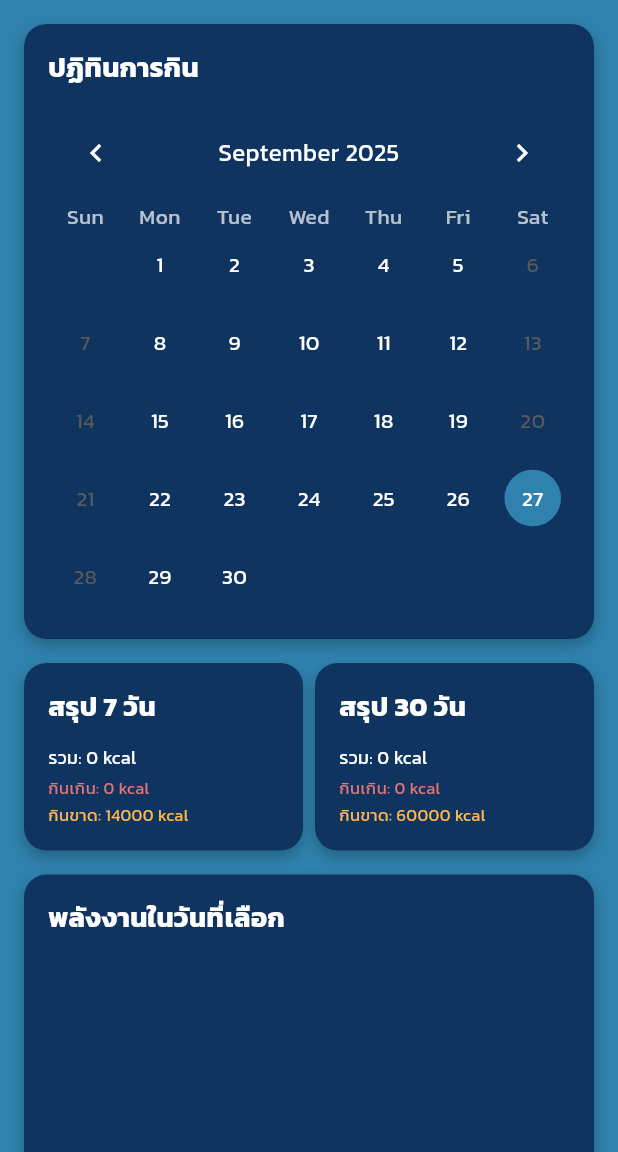
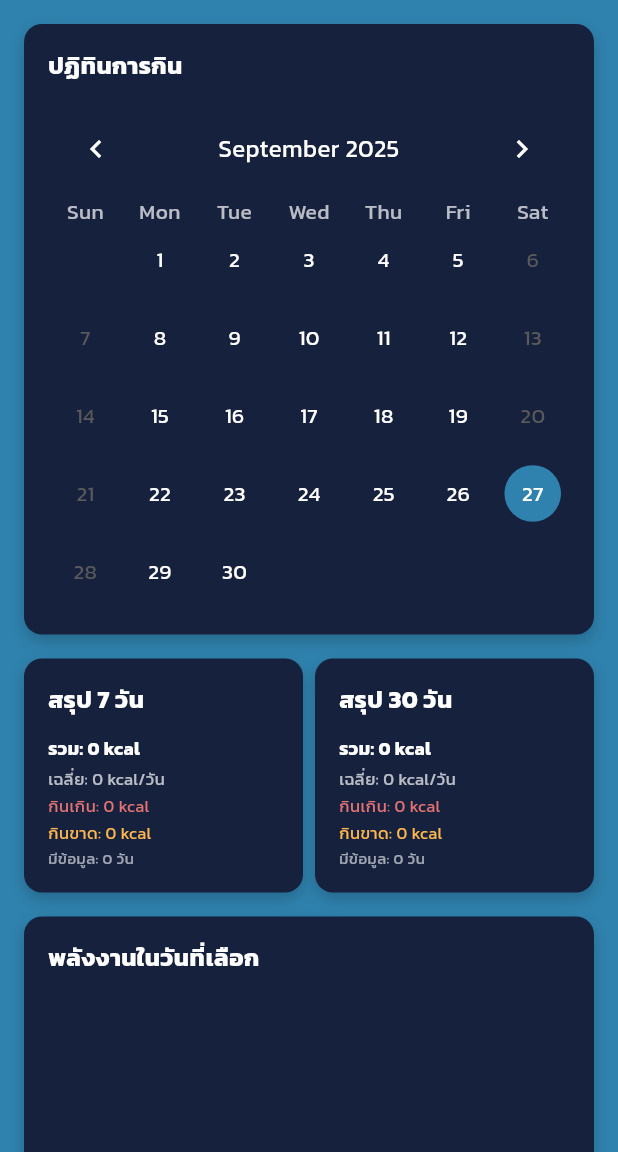
Before and after one commit to SkyDevF/KinrooV2, a Flutter app: the FoodHistoryScreen screen opened directly, on a phone screen of 412 x 824 dp, the part 84-1236 px from its top. Run offline on Flutter 3.47's test engine with Material 3 defaults, Android fonts, the phone set to English and light mode, and no system bars; drawn by our look-alikes of fl_chart, table_calendar; our stand-ins replace cloud_firestore, crystal_navigation_bar, firebase_auth, firebase_core, flutter_riverpod, google_sign_in and 3 more; missing offline and left inert: tflite_flutter; accounts and stored records are empty.

Commit message:
แก้ค่าเฉลี่ยประวัติการกิน

```diff
--- a/lib/screens/food_history_screen.dart
+++ b/lib/screens/food_history_screen.dart
@@ -130,19 +130,33 @@ final dailyNutritionProvider = Provider.family<DailyNutrition, DateTime>((
   );
 });
 
-final weeklyNutritionProvider = FutureProvider<Map<String, int>>((ref) async {
+// ปรับปรุง Weekly Nutrition Provider ให้ใช้งานได้จริง
+final weeklyNutritionProvider = FutureProvider.autoDispose<Map<String, int>>((
+  ref,
+) async {
   final user = FirebaseAuth.instance.currentUser;
   if (user == null) {
-    return {'totalCalories': 0, 'overCalories': 0, 'underCalories': 0};
+    return {
+      'totalCalories': 0,
+      'overCalories': 0,
+      'underCalories': 0,
+      'avgCalories': 0,
+      'daysWithData': 0,
+    };
   }
 
   final userProfile = ref.watch(userProfileProvider).value;
   final targetCalories = userProfile?.dailyCalories ?? 2000;
 
   final today = DateTime.now();
-  final startDate = today.subtract(const Duration(days: 6)); // 7 วันรวมวันนี้
+  final startDate = DateTime(
+    today.year,
+    today.month,
+    today.day,
+  ).subtract(const Duration(days: 6));
   final endDate = DateTime(today.year, today.month, today.day, 23, 59, 59);
 
+  try {
     final snapshot = await FirebaseFirestore.instance
         .collection('users')
         .doc(user.uid)
@@ -156,54 +170,89 @@ final weeklyNutritionProvider = FutureProvider<Map<String, int>>((ref) async {
     for (var doc in snapshot.docs) {
       final food = FoodHistoryItem.fromFirestore(doc.id, doc.data());
       final dateKey =
-        '${food.timestamp.year}-${food.timestamp.month}-${food.timestamp.day}';
+          '${food.timestamp.year}-${food.timestamp.month.toString().padLeft(2, '0')}-${food.timestamp.day.toString().padLeft(2, '0')}';
       dailyFoods[dateKey] = (dailyFoods[dateKey] ?? [])..add(food);
     }
 
     int totalCalories = 0;
     int totalOverCalories = 0;
     int totalUnderCalories = 0;
+    int daysWithData = 0;
 
-  // คำนวณสำหรับแต่ละวัน
+    // คำนวณสำหรับแต่ละวัน (7 วันย้อนหลัง)
     for (int i = 0; i < 7; i++) {
       final date = today.subtract(Duration(days: i));
-    final dateKey = '${date.year}-${date.month}-${date.day}';
+      final dateKey =
+          '${date.year}-${date.month.toString().padLeft(2, '0')}-${date.day.toString().padLeft(2, '0')}';
       final dayFoods = dailyFoods[dateKey] ?? [];
 
       final dayCalories = dayFoods.fold(
         0,
         (total, food) => total + food.calories,
       );
+
+      if (dayFoods.isNotEmpty) {
+        daysWithData++;
+      }
+
       totalCalories += dayCalories;
 
       final difference = dayCalories - targetCalories;
       if (difference > 0) {
         totalOverCalories += difference;
-    } else if (difference < 0) {
+      } else if (difference < 0 && dayFoods.isNotEmpty) {
         totalUnderCalories += difference.abs();
       }
     }
+
+    final avgCalories = daysWithData > 0 ? (totalCalories / 7).round() : 0;
 
     return {
       'totalCalories': totalCalories,
       'overCalories': totalOverCalories,
       'underCalories': totalUnderCalories,
+      'avgCalories': avgCalories,
+      'daysWithData': daysWithData,
     };
+  } catch (e) {
+    print('Error in weeklyNutritionProvider: $e');
+    return {
+      'totalCalories': 0,
+      'overCalories': 0,
+      'underCalories': 0,
+      'avgCalories': 0,
+      'daysWithData': 0,
+    };
+  }
 });
 
-final monthlyNutritionProvider = FutureProvider<Map<String, int>>((ref) async {
+// ปรับปรุง Monthly Nutrition Provider ให้ใช้งานได้จริง
+final monthlyNutritionProvider = FutureProvider.autoDispose<Map<String, int>>((
+  ref,
+) async {
   final user = FirebaseAuth.instance.currentUser;
   if (user == null) {
-    return {'totalCalories': 0, 'overCalories': 0, 'underCalories': 0};
+    return {
+      'totalCalories': 0,
+      'overCalories': 0,
+      'underCalories': 0,
+      'avgCalories': 0,
+      'daysWithData': 0,
+    };
   }
 
   final userProfile = ref.watch(userProfileProvider).value;
   final targetCalories = userProfile?.dailyCalories ?? 2000;
 
   final today = DateTime.now();
-  final startDate = today.subtract(const Duration(days: 29)); // 30 วันรวมวันนี้
+  final startDate = DateTime(
+    today.year,
+    today.month,
+    today.day,
+  ).subtract(const Duration(days: 29));
   final endDate = DateTime(today.year, today.month, today.day, 23, 59, 59);
 
+  try {
     final snapshot = await FirebaseFirestore.instance
         .collection('users')
         .doc(user.uid)
@@ -217,39 +266,60 @@ final monthlyNutritionProvider = FutureProvider<Map<String, int>>((ref) async {
     for (var doc in snapshot.docs) {
       final food = FoodHistoryItem.fromFirestore(doc.id, doc.data());
       final dateKey =
-        '${food.timestamp.year}-${food.timestamp.month}-${food.timestamp.day}';
+          '${food.timestamp.year}-${food.timestamp.month.toString().padLeft(2, '0')}-${food.timestamp.day.toString().padLeft(2, '0')}';
       dailyFoods[dateKey] = (dailyFoods[dateKey] ?? [])..add(food);
     }
 
     int totalCalories = 0;
     int totalOverCalories = 0;
     int totalUnderCalories = 0;
+    int daysWithData = 0;
 
-  // คำนวณสำหรับแต่ละวัน
+    // คำนวณสำหรับแต่ละวัน (30 วันย้อนหลัง)
     for (int i = 0; i < 30; i++) {
       final date = today.subtract(Duration(days: i));
-    final dateKey = '${date.year}-${date.month}-${date.day}';
+      final dateKey =
+          '${date.year}-${date.month.toString().padLeft(2, '0')}-${date.day.toString().padLeft(2, '0')}';
       final dayFoods = dailyFoods[dateKey] ?? [];
 
       final dayCalories = dayFoods.fold(
         0,
         (total, food) => total + food.calories,
       );
+
+      if (dayFoods.isNotEmpty) {
+        daysWithData++;
+      }
+
       totalCalories += dayCalories;
 
       final difference = dayCalories - targetCalories;
       if (difference > 0) {
         totalOverCalories += difference;
-    } else if (difference < 0) {
+      } else if (difference < 0 && dayFoods.isNotEmpty) {
         totalUnderCalories += difference.abs();
       }
     }
+
+    final avgCalories = daysWithData > 0 ? (totalCalories / 30).round() : 0;
 
     return {
       'totalCalories': totalCalories,
       'overCalories': totalOverCalories,
       'underCalories': totalUnderCalories,
+      'avgCalories': avgCalories,
+      'daysWithData': daysWithData,
     };
+  } catch (e) {
+    print('Error in monthlyNutritionProvider: $e');
+    return {
+      'totalCalories': 0,
+      'overCalories': 0,
+      'underCalories': 0,
+      'avgCalories': 0,
+      'daysWithData': 0,
+    };
+  }
 });
 
 class FoodHistoryScreen extends ConsumerStatefulWidget {
@@ -276,8 +346,10 @@ class _FoodHistoryScreenState extends ConsumerState<FoodHistoryScreen> {
           .doc(foodId)
           .delete();
 
-      // Refresh the food provider to update the UI
+      // Refresh providers to update the UI
       ref.invalidate(foodHistoryForDateProvider);
+      ref.invalidate(weeklyNutritionProvider);
+      ref.invalidate(monthlyNutritionProvider);
 
       if (mounted) {
         ScaffoldMessenger.of(context).showSnackBar(
@@ -310,7 +382,15 @@ class _FoodHistoryScreenState extends ConsumerState<FoodHistoryScreen> {
     return Scaffold(
       backgroundColor: const Color.fromARGB(255, 47, 130, 174),
       appBar: _buildAppBar(),
-      body: SingleChildScrollView(
+      body: RefreshIndicator(
+        onRefresh: () async {
+          // Refresh all providers when user pulls to refresh
+          ref.invalidate(weeklyNutritionProvider);
+          ref.invalidate(monthlyNutritionProvider);
+          ref.invalidate(foodHistoryForDateProvider);
+        },
+        child: SingleChildScrollView(
+          physics: const AlwaysScrollableScrollPhysics(),
           padding: const EdgeInsets.all(16),
           child: Column(
             children: [
@@ -358,12 +438,14 @@ class _FoodHistoryScreenState extends ConsumerState<FoodHistoryScreen> {
                 title: 'รายการอาหารที่บันทึกสำหรับวันที่เลือก',
                 child: foodHistory.when(
                   data: (foods) => _buildFoodListInMainScreen(foods),
-                loading: () => const Center(child: CircularProgressIndicator()),
+                  loading: () =>
+                      const Center(child: CircularProgressIndicator()),
                   error: (error, stack) =>
                       Center(child: Text('เกิดข้อผิดพลาด: $error')),
                 ),
               ),
             ],
+          ),
         ),
       ),
     );
@@ -379,6 +461,7 @@ class _FoodHistoryScreenState extends ConsumerState<FoodHistoryScreen> {
     );
   }
 
+  // ปรับปรุงการแสดงผลสรุป 7 วัน และ 30 วัน
   Widget _buildNutritionSummaryCards(
     AsyncValue<Map<String, int>> weeklyNutritionAsync,
     AsyncValue<Map<String, int>> monthlyNutritionAsync,
@@ -392,11 +475,16 @@ class _FoodHistoryScreenState extends ConsumerState<FoodHistoryScreen> {
               totalCalories: weeklyNutrition['totalCalories'] ?? 0,
               overCalories: weeklyNutrition['overCalories'] ?? 0,
               underCalories: weeklyNutrition['underCalories'] ?? 0,
+              avgCalories: weeklyNutrition['avgCalories'] ?? 0,
+              daysWithData: weeklyNutrition['daysWithData'] ?? 0,
               color: Colors.blue,
             ),
             loading: () => _buildLoadingSummaryCard('สรุป 7 วัน', Colors.blue),
-            error: (error, stack) =>
-                _buildErrorSummaryCard('สรุป 7 วัน', Colors.blue),
+            error: (error, stack) => _buildErrorSummaryCard(
+              'สรุป 7 วัน',
+              Colors.blue,
+              error.toString(),
+            ),
           ),
         ),
         const SizedBox(width: 8),
@@ -407,12 +495,17 @@ class _FoodHistoryScreenState extends ConsumerState<FoodHistoryScreen> {
               totalCalories: monthlyNutrition['totalCalories'] ?? 0,
               overCalories: monthlyNutrition['overCalories'] ?? 0,
               underCalories: monthlyNutrition['underCalories'] ?? 0,
+              avgCalories: monthlyNutrition['avgCalories'] ?? 0,
+              daysWithData: monthlyNutrition['daysWithData'] ?? 0,
               color: Colors.purple,
             ),
             loading: () =>
                 _buildLoadingSummaryCard('สรุป 30 วัน', Colors.purple),
-            error: (error, stack) =>
-                _buildErrorSummaryCard('สรุป 30 วัน', Colors.purple),
+            error: (error, stack) => _buildErrorSummaryCard(
+              'สรุป 30 วัน',
+              Colors.purple,
+              error.toString(),
+            ),
           ),
         ),
       ],
@@ -424,6 +517,8 @@ class _FoodHistoryScreenState extends ConsumerState<FoodHistoryScreen> {
     required int totalCalories,
     required int overCalories,
     required int underCalories,
+    required int avgCalories,
+    required int daysWithData,
     required Color color,
   }) {
     return _buildCardWrapper(
@@ -432,22 +527,43 @@ class _FoodHistoryScreenState extends ConsumerState<FoodHistoryScreen> {
         crossAxisAlignment: CrossAxisAlignment.start,
         children: [
           Text(
-            'รวม: ${totalCalories.toString()} kcal',
-            style: const TextStyle(color: Colors.white, fontSize: 12),
+            'รวม: ${_formatNumber(totalCalories)} kcal',
+            style: const TextStyle(
+              color: Colors.white,
+              fontSize: 12,
+              fontWeight: FontWeight.bold,
+            ),
           ),
           const SizedBox(height: 4),
           Text(
-            'กินเกิน: ${overCalories.toString()} kcal',
+            'เฉลี่ย: ${_formatNumber(avgCalories)} kcal/วัน',
+            style: const TextStyle(color: Colors.white70, fontSize: 11),
+          ),
+          const SizedBox(height: 2),
+          Text(
+            'กินเกิน: ${_formatNumber(overCalories)} kcal',
             style: TextStyle(color: Colors.red[300], fontSize: 11),
           ),
           const SizedBox(height: 2),
           Text(
-            'กินขาด: ${underCalories.toString()} kcal',
+            'กินขาด: ${_formatNumber(underCalories)} kcal',
             style: TextStyle(color: Colors.orange[300], fontSize: 11),
+          ),
+          const SizedBox(height: 2),
+          Text(
+            'มีข้อมูล: $daysWithData วัน',
+            style: const TextStyle(color: Colors.white60, fontSize: 10),
           ),
         ],
       ),
     );
+  }
+
+  String _formatNumber(int number) {
+    if (number >= 1000) {
+      return '${(number / 1000).toStringAsFixed(1)}k';
+    }
+    return number.toString();
   }
 
   Widget _buildLoadingSummaryCard(String title, Color color) {
@@ -457,31 +573,89 @@ class _FoodHistoryScreenState extends ConsumerState<FoodHistoryScreen> {
         crossAxisAlignment: CrossAxisAlignment.start,
         children: [
           Text(
-            'กำลังโหลด...',
+            'กำลังโหลดข้อมูล...',
             style: TextStyle(color: Colors.white70, fontSize: 12),
           ),
-          SizedBox(height: 4),
-          CircularProgressIndicator(strokeWidth: 2),
+          SizedBox(height: 8),
+          Center(
+            child: SizedBox(
+              width: 20,
+              height: 20,
+              child: CircularProgressIndicator(
+                strokeWidth: 2,
+                color: Colors.white,
+              ),
+            ),
+          ),
         ],
       ),
     );
   }
 
-  Widget _buildErrorSummaryCard(String title, Color color) {
+  Widget _buildErrorSummaryCard(String title, Color color, String error) {
     return _buildCardWrapper(
       title: title,
-      child: const Column(
+      child: Column(
+        crossAxisAlignment: CrossAxisAlignment.start,
+        children: [
+          const Text(
+            'เกิดข้อผิดพลาด',
+            style: TextStyle(color: Colors.red, fontSize: 12),
+          ),
+          const SizedBox(height: 4),
+          const Text(
+            'ไม่สามารถโหลดข้อมูลได้',
+            style: TextStyle(color: Colors.white70, fontSize: 11),
+          ),
+          const SizedBox(height: 4),
+          GestureDetector(
+            onTap: () {
+              // Retry loading data
+              ref.invalidate(weeklyNutritionProvider);
+              ref.invalidate(monthlyNutritionProvider);
+            },
+            child: const Text(
+              'แตะเพื่อลองใหม่',
+              style: TextStyle(
+                color: Colors.blue,
+                fontSize: 10,
+                decoration: TextDecoration.underline,
+              ),
+            ),
+          ),
+        ],
+      ),
+    );
+  }
+
+  Widget _buildCardWrapper({required String title, required Widget child}) {
+    return Container(
+      width: double.infinity,
+      padding: const EdgeInsets.all(16),
+      decoration: BoxDecoration(
+        color: const Color(0xFF16213E),
+        borderRadius: BorderRadius.circular(12),
+        boxShadow: [
+          BoxShadow(
+            color: Colors.black.withOpacity(0.2),
+            blurRadius: 8,
+            offset: const Offset(0, 4),
+          ),
+        ],
+      ),
+      child: Column(
         crossAxisAlignment: CrossAxisAlignment.start,
         children: [
           Text(
-            'เกิดข้อผิดพลาด',
-            style: TextStyle(color: Colors.red, fontSize: 12),
+            title,
+            style: const TextStyle(
+              color: Colors.white,
+              fontSize: 16,
+              fontWeight: FontWeight.bold,
             ),
-          SizedBox(height: 4),
-          Text(
-            'ไม่สามารถโหลดข้อมูลได้',
-            style: TextStyle(color: Colors.white70, fontSize: 11),
           ),
+          const SizedBox(height: 12),
+          child,
         ],
       ),
     );
@@ -900,7 +1074,10 @@ class _FoodHistoryScreenState extends ConsumerState<FoodHistoryScreen> {
         actions: [
           TextButton(
             onPressed: () => Navigator.of(context).pop(),
-            child: const Text('ยกเลิก', style: TextStyle(color: Colors.grey)),
+            child: const Text(
+              'ยกเลิก',
+              style: TextStyle(color: Colors.white70),
+            ),
           ),
           TextButton(
             onPressed: () {
@@ -914,73 +1091,41 @@ class _FoodHistoryScreenState extends ConsumerState<FoodHistoryScreen> {
     );
   }
 
-  Widget _buildCardWrapper({required String title, required Widget child}) {
-    return Container(
-      padding: const EdgeInsets.all(16),
-      decoration: BoxDecoration(
-        color: const Color(0xFF0F3460),
-        borderRadius: BorderRadius.circular(15),
-        boxShadow: const [
-          BoxShadow(color: Colors.black26, blurRadius: 8, offset: Offset(0, 4)),
-        ],
-      ),
-      child: Column(
-        crossAxisAlignment: CrossAxisAlignment.start,
-        children: [
-          Text(
-            title,
-            style: const TextStyle(
-              color: Colors.white,
-              fontSize: 18,
-              fontWeight: FontWeight.bold,
-            ),
-          ),
-          const SizedBox(height: 12),
-          child,
-        ],
-      ),
-    );
-  }
-
   void _showDayDetailDialog(DateTime selectedDay) {
-    final foodHistory = ref.watch(foodHistoryForDateProvider(selectedDay));
-    final nutrition = ref.watch(dailyNutritionProvider(selectedDay));
+    final dailyNutrition = ref.read(dailyNutritionProvider(selectedDay));
+    final foodHistoryAsync = ref.read(foodHistoryForDateProvider(selectedDay));
 
     showDialog(
       context: context,
       builder: (context) => AlertDialog(
         backgroundColor: const Color(0xFF0F3460),
         title: Text(
-          'รายการอาหารวันที่ ${selectedDay.day}/${selectedDay.month}/${selectedDay.year}',
+          'รายละเอียดวันที่ ${selectedDay.day}/${selectedDay.month}/${selectedDay.year}',
           style: const TextStyle(color: Colors.white, fontSize: 16),
         ),
         content: SizedBox(
           width: double.maxFinite,
           child: Column(
             mainAxisSize: MainAxisSize.min,
-            crossAxisAlignment: CrossAxisAlignment.start,
             children: [
-              _buildNutritionSummary(nutrition),
+              _buildNutritionSummary(dailyNutrition),
               const SizedBox(height: 16),
-              foodHistory.when(
-                data: (foods) => Column(
-                  crossAxisAlignment: CrossAxisAlignment.start,
-                  children: [
-                    Text(
-                      'รายการอาหาร (${foods.length} รายการ)',
-                      style: const TextStyle(
+              const Text(
+                'รายการอาหาร',
+                style: TextStyle(
                   color: Colors.white,
                   fontWeight: FontWeight.bold,
                 ),
               ),
               const SizedBox(height: 8),
-                    _buildFoodListInDialog(foods),
-                  ],
-                ),
+              foodHistoryAsync.when(
+                data: (foods) => _buildFoodListInDialog(foods),
                 loading: () => const Center(child: CircularProgressIndicator()),
-                error: (error, stack) => Text(
+                error: (error, stack) => Center(
+                  child: Text(
                     'เกิดข้อผิดพลาด: $error',
                     style: const TextStyle(color: Colors.red),
+                  ),
                 ),
               ),
             ],
@@ -989,10 +1134,7 @@ class _FoodHistoryScreenState extends ConsumerState<FoodHistoryScreen> {
         actions: [
           TextButton(
             onPressed: () => Navigator.of(context).pop(),
-            child: const Text(
-              'ปิด',
-              style: TextStyle(color: Color(0xFFE94560)),
-            ),
+            child: const Text('ปิด', style: TextStyle(color: Colors.white)),
           ),
         ],
       ),
```
Also changed, not shown: 1 other file. Lines whose indentation alone changed are shown as unchanged.
